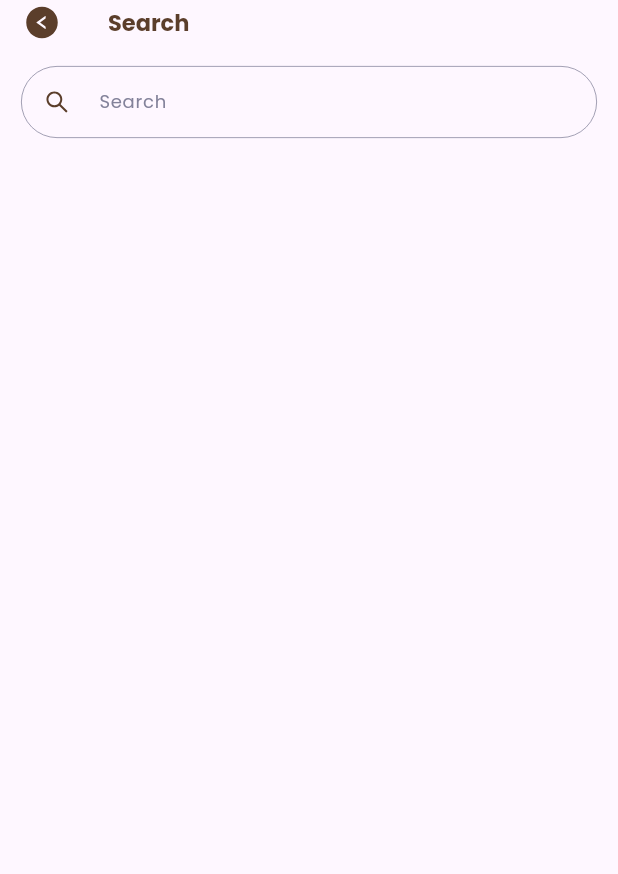
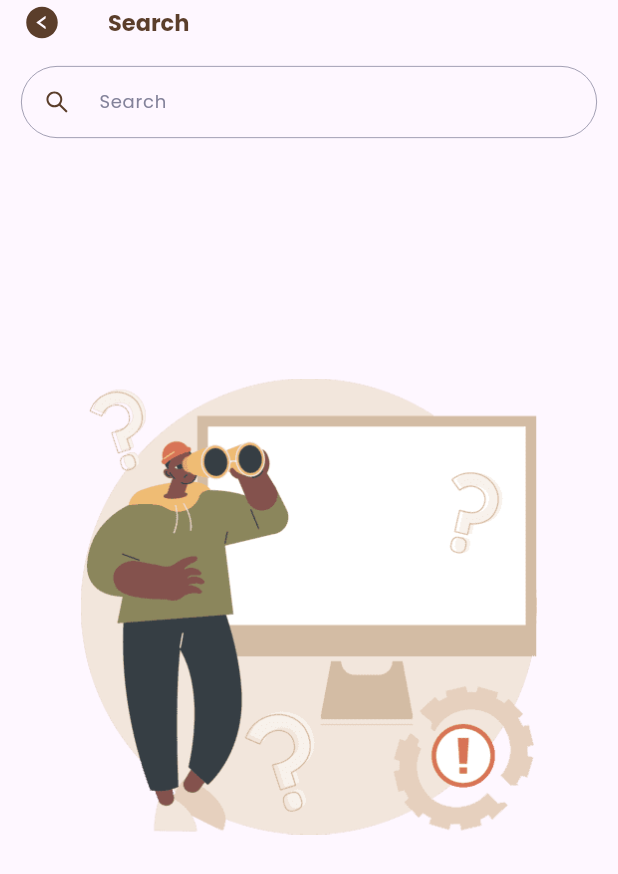
Before and after one commit to CoffeeAndCommit/Shopping_Site_Django_Flutter, a Flutter app: the SearchPage screen opened by its route, on a phone screen of 412 x 824 dp. Shown: the top 874 px of the screen. Run offline on Flutter 3.47's test engine with Material 3 defaults, Android fonts, the light colour scheme and no system bars; our stand-ins replace cached_network_image, flutter_dotenv, flutter_hooks, flutter_image_slideshow, flutter_screenutil, flutter_svg and 6 more; missing offline and left inert: cross_connectivity; accounts and stored records are empty.

Commit message:
new commit

```diff
--- a/fashion_app/lib/src/products/models/product_model.dart
+++ b/fashion_app/lib/src/products/models/product_model.dart
@@ -3,6 +3,7 @@ import 'dart:convert';
 List<Products> productsFromJson(String str) =>
     List<Products>.from(json.decode(str).map((x) => Products.fromJson(x)));
 
+// ignore: non_constant_identifier_names
 String ProductssToJson(List<Products> data) =>
     json.encode(List<dynamic>.from(data.map((x) => x.toJson())));
 
@@ -43,9 +44,11 @@ class Products {
         price: json["price"]?.toDouble(),
         description: json["description"],
         isFeatured: json["is_featured"],
-        clothesType: json["clothesType"],
+        // clothesType: json["clothesType"],
+        clothesType: json["clothes_type"], // fixed
         ratings: json["ratings"]?.toDouble(),
-        colors: List<String>.from(json["colors"].map((x) => x)),
+        // colors: List<String>.from(json["colors"].map((x) => x)),
+          colors: List<String>.from(json["color"].map((x) => x)), // fixed
         imageUrls: List<String>.from(json["imageUrls"].map((x) => x)),
         sizes: List<String>.from(json["sizes"].map((x) => x)),
         createdAt: DateTime.parse(json["created_at"]),
--- a/fashion_app/lib/src/search/controllers/search_notifiers.dart
+++ b/fashion_app/lib/src/search/controllers/search_notifiers.dart
@@ -18,6 +18,7 @@ class SearchNotifiers with ChangeNotifier {
   List<Products> get results => _results;
 
   void setResults(List<Products> value) {
+    print('in setter$value');
     _results = value;
     notifyListeners();
   }
@@ -58,11 +59,14 @@ class SearchNotifiers with ChangeNotifier {
     Uri url = Uri.parse(
         '${Environment.appBaseUrl}/api/products/search/?q=$searchKey');
 
+    print("serach notifier is being called ");
     try {
       var res = await http.get(url);
 
       if (res.statusCode == 200) {
+        print('res.body${res.body}');
         var data = productsFromJson(res.body);
+        print('data$data');
         setResults(data);
 
         setLoading(false);
--- a/fashion_app/lib/src/search/views/search_screen.dart
+++ b/fashion_app/lib/src/search/views/search_screen.dart
@@ -1,12 +1,17 @@
+import 'package:fashion_app/common/services/storage.dart';
 import 'package:fashion_app/common/utils/colors.dart';
 import 'package:fashion_app/common/utils/kstrings.dart';
 import 'package:fashion_app/common/widgets/app_style.dart';
 import 'package:fashion_app/common/widgets/back_button.dart';
 import 'package:fashion_app/common/widgets/email_textfield.dart';
+import 'package:fashion_app/common/widgets/empty_screen_widget.dart';
+import 'package:fashion_app/common/widgets/login_bottom_sheet.dart';
 import 'package:fashion_app/common/widgets/reusable_text.dart';
+import 'package:fashion_app/src/products/widgets/staggered_tile_widget.dart';
 import 'package:fashion_app/src/search/controllers/search_notifiers.dart';
 import 'package:flutter/material.dart';
 import 'package:flutter_screenutil/flutter_screenutil.dart';
+import 'package:flutter_staggered_grid_view/flutter_staggered_grid_view.dart';
 import 'package:flutter_vector_icons/flutter_vector_icons.dart';
 import 'package:go_router/go_router.dart';
 import 'package:provider/provider.dart';
@@ -23,6 +28,8 @@ class _SearchPageState extends State<SearchPage> {
 
   @override
   Widget build(BuildContext context) {
+    String? accessToken = Storage().getString('accessToken');
+
     return Scaffold(
       appBar: AppBar(
         leading: AppBackButton(
@@ -67,6 +74,7 @@ class _SearchPageState extends State<SearchPage> {
       ),
       body:
           Consumer<SearchNotifiers>(builder: (context, searchNotifier, child) {
+        print('Length ${searchNotifier.results.length}');
         return Padding(
           padding: EdgeInsets.symmetric(horizontal: 14.w),
           child: ListView(
@@ -81,7 +89,35 @@ class _SearchPageState extends State<SearchPage> {
                                 appStyle(13, MColors.kPrimary, FontWeight.w600))
                       ],
                     )
-                  : const SizedBox.shrink()
+                  : const SizedBox.shrink(),
+              SizedBox(
+                height: 10.h,
+              ),
+              searchNotifier.results.isNotEmpty
+                  ? StaggeredGrid.count(
+                      crossAxisCount: 4,
+                      mainAxisSpacing: 4,
+                      crossAxisSpacing: 4,
+                      children:
+                          List.generate(searchNotifier.results.length, (i) {
+                        final double mainAxisCellCount = i.isEven ? 2.17 : 2.4;
+                        final product = searchNotifier.results[i];
+                        return StaggeredGridTile.count(
+                            crossAxisCellCount: 2,
+                            mainAxisCellCount: mainAxisCellCount,
+                            child: StaggeredTileWidget(
+                              product: product,
+                              i: i,
+                              onTap: () {
+                                if (accessToken == null) {
+                                  loginBottomSheet(context);
+                                } else {
+                                  //  Handle wishlist functionality
+                                }
+                              },
+                            ));
+                      }))
+                  : const EmptyScreenWidget()
             ],
           ),
         );
```
Also changed, not shown: fashion_app/lib/main.dart (+34 -16 lines), 1 other file.
